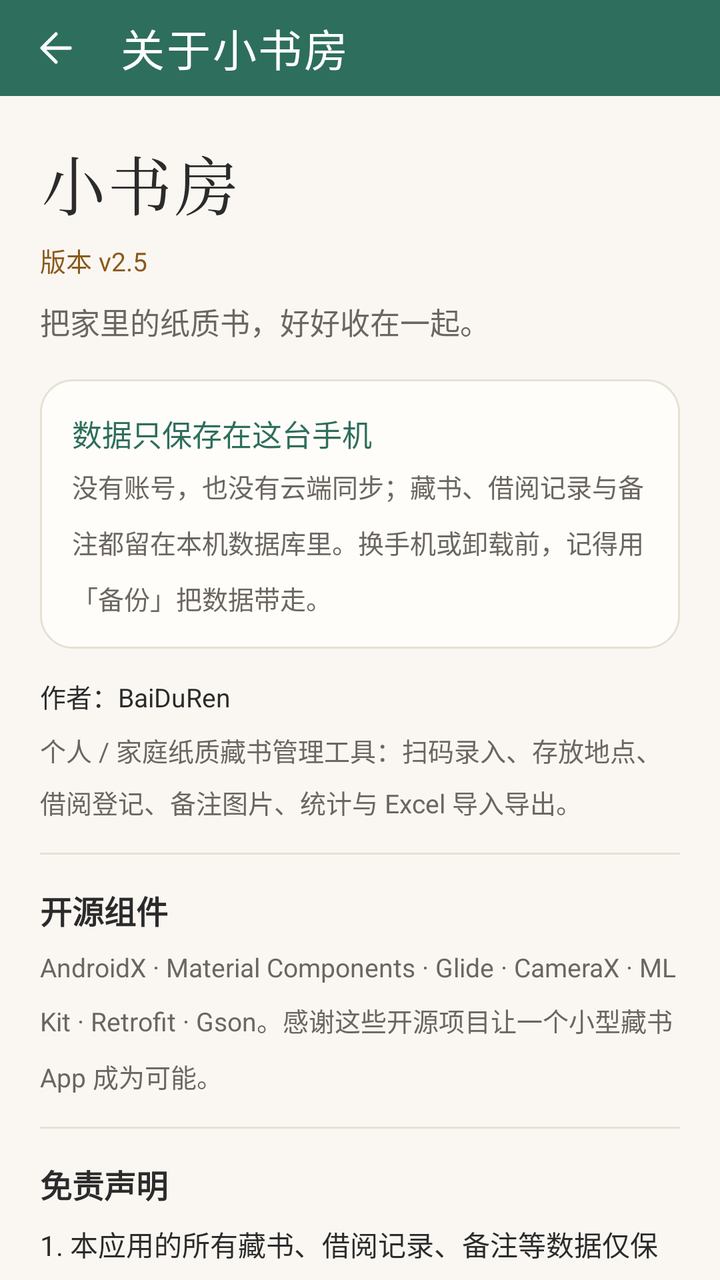
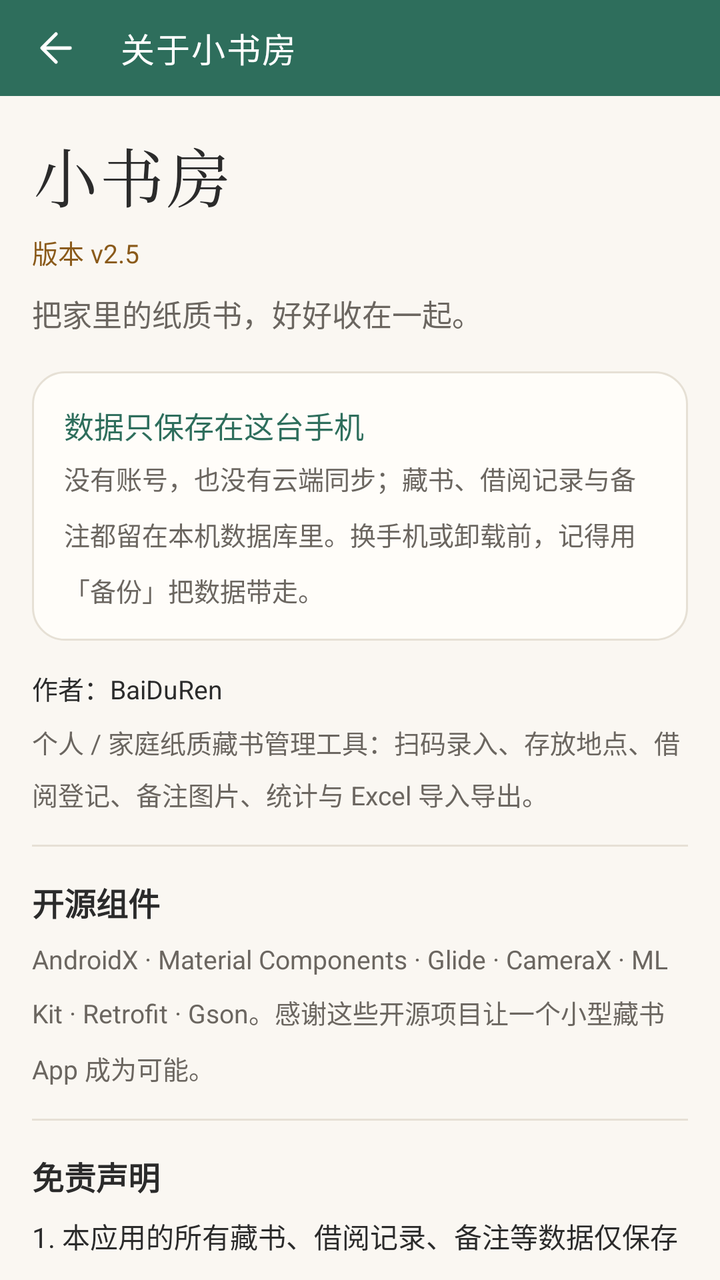

Screens rendered from an Android XML layout before and after an edit, with the pre-edit source and the edit as a unified diff.
<!-- AndroidManifest.xml: application theme Theme.Bookshelf -->
<!-- res/layout/activity_about.xml -->
<?xml version="1.0" encoding="utf-8"?>
<LinearLayout xmlns:android="http://schemas.android.com/apk/res/android"
    xmlns:app="http://schemas.android.com/apk/res-auto"
    android:layout_width="match_parent"
    android:layout_height="match_parent"
    android:orientation="vertical">

    <com.google.android.material.appbar.MaterialToolbar
        android:id="@+id/toolbar"
        style="@style/Widget.Bookshelf.Toolbar"
        android:layout_width="match_parent"
        android:layout_height="@dimen/toolbar_h"
        app:navigationIcon="@drawable/ic_back"
        app:title="关于小书房" />

    <androidx.core.widget.NestedScrollView
        android:layout_width="match_parent"
        android:layout_height="0dp"
        android:layout_weight="1">

                <androidx.constraintlayout.widget.ConstraintLayout
            android:layout_width="match_parent"
            android:layout_height="wrap_content">

<LinearLayout
            android:layout_width="0dp"
            android:layout_height="wrap_content"
            android:orientation="vertical"
            android:padding="20dp"
                    app:layout_constraintWidth_max="@dimen/content_max_width"
                    app:layout_constraintStart_toStartOf="parent"
                    app:layout_constraintEnd_toEndOf="parent"
                    app:layout_constraintHorizontal_bias="0.5"
                    app:layout_constraintTop_toTopOf="parent"
                    app:layout_constraintBottom_toBottomOf="parent"
                >

            <TextView
                android:layout_width="wrap_content"
                android:layout_height="wrap_content"
                android:fontFamily="serif"
                android:letterSpacing="0.04"
                android:text="小书房"
                android:textColor="?attr/on_surface"
                android:textSize="32sp" />

            <TextView
                android:id="@+id/tv_version"
                android:layout_width="wrap_content"
                android:layout_height="wrap_content"
                android:layout_marginTop="6dp"
                android:text="版本 v2.5"
                android:textColor="?attr/accent_text"
                android:textSize="13sp" />

            <TextView
                android:layout_width="match_parent"
                android:layout_height="wrap_content"
                android:layout_marginTop="10dp"
                android:lineSpacingMultiplier="1.5"
                android:text="把家里的纸质书，好好收在一起。"
                android:textColor="?attr/on_surface_variant"
                android:textSize="15sp" />

            <LinearLayout
                android:layout_width="match_parent"
                android:layout_height="wrap_content"
                android:layout_marginTop="18dp"
                android:background="@drawable/bg_card"
                android:orientation="vertical"
                android:padding="@dimen/space_lg">

                <TextView
                    android:layout_width="wrap_content"
                    android:layout_height="wrap_content"
                    android:text="数据只保存在这台手机"
                    android:textColor="?attr/colorPrimary"
                    android:textSize="15sp" />

                <TextView
                    android:layout_width="match_parent"
                    android:layout_height="wrap_content"
                    android:layout_marginTop="6dp"
                    android:lineSpacingMultiplier="1.5"
                    android:text="没有账号，也没有云端同步；藏书、借阅记录与备注都留在本机数据库里。换手机或卸载前，记得用「备份」把数据带走。"
                    android:textColor="?attr/on_surface_variant"
                    android:textSize="13sp" />
            </LinearLayout>

            <TextView
                android:layout_width="wrap_content"
                android:layout_height="wrap_content"
                android:layout_marginTop="14dp"
                android:text="作者：BaiDuRen"
                android:textColor="?attr/on_surface"
                android:textSize="13sp" />

            <TextView
                android:layout_width="wrap_content"
                android:layout_height="wrap_content"
                android:layout_marginTop="8dp"
                android:text="个人 / 家庭纸质藏书管理工具：扫码录入、存放地点、借阅登记、备注图片、统计与 Excel 导入导出。"
                android:textColor="?attr/on_surface_variant"
                android:textSize="13sp"
                android:lineSpacingMultiplier="1.4" />

            <View
                android:layout_width="match_parent"
                android:layout_height="1dp"
                android:layout_marginVertical="16dp"
                android:background="?attr/outline" />

            <TextView
                android:layout_width="wrap_content"
                android:layout_height="wrap_content"
                android:text="开源组件"
                android:textColor="?attr/on_surface"
                android:textSize="16sp"
                android:textStyle="bold" />

            <TextView
                android:layout_width="match_parent"
                android:layout_height="wrap_content"
                android:layout_marginTop="8dp"
                android:lineSpacingMultiplier="1.5"
                android:text="AndroidX · Material Components · Glide · CameraX · ML Kit · Retrofit · Gson。感谢这些开源项目让一个小型藏书 App 成为可能。"
                android:textColor="?attr/on_surface_variant"
                android:textSize="13sp" />

            <View
                android:layout_width="match_parent"
                android:layout_height="1dp"
                android:layout_marginVertical="16dp"
                android:background="?attr/outline" />

            <TextView
                android:layout_width="wrap_content"
                android:layout_height="wrap_content"
                android:text="免责声明"
                android:textColor="?attr/on_surface"
                android:textSize="16sp"
                android:textStyle="bold" />

            <TextView
                android:layout_width="match_parent"
                android:layout_height="wrap_content"
                android:layout_marginTop="8dp"
                android:lineSpacingMultiplier="1.5"
                android:text="1. 本应用的所有藏书、借阅记录、备注等数据仅保存在本机本地数据库中，不随账号同步；卸载应用或清除应用数据将导致全部记录丢失，请定期使用「导出 Excel」与「自动备份」功能留存数据。\n\n2. 扫码录入的图书信息（书名、作者、出版社、定价等）来自第三方 ISBN 数据接口，其准确性与可用性由接口提供方负责，本应用不对其内容作任何担保，请以实物书为准。\n\n3. 本应用不含广告与内购，免费提供，仅供个人学习、家庭藏书管理与非商业用途使用；请勿将其用于任何违法或侵权用途。\n\n4. 使用本应用即表示你已了解并同意上述条款；对于因使用本应用造成的任何数据丢失或其他损失，作者不承担责任。"
                android:textColor="?attr/on_surface"
                android:textSize="14sp" />

            <View
                android:layout_width="match_parent"
                android:layout_height="1dp"
                android:layout_marginVertical="16dp"
                android:background="?attr/outline" />

            <TextView
                android:layout_width="wrap_content"
                android:layout_height="wrap_content"
                android:text="开发说明"
                android:textColor="?attr/on_surface"
                android:textSize="16sp"
                android:textStyle="bold" />

            <TextView
                android:layout_width="match_parent"
                android:layout_height="wrap_content"
                android:layout_marginTop="8dp"
                android:lineSpacingMultiplier="1.5"
                android:text="本应用由 BaiDuRen 提出需求并主导产品设计，由 AI（WorkBuddy 智能助手）辅助完成开发与迭代。"
                android:textColor="?attr/on_surface_variant"
                android:textSize="14sp" />
        </LinearLayout>
        </androidx.constraintlayout.widget.ConstraintLayout>
    </androidx.core.widget.NestedScrollView>
</LinearLayout>
<!-- resources referenced by this layout -->
<resources>
  <dimen name="content_max_width">9999dp</dimen>
  <dimen name="space_lg">16dp</dimen>
  <dimen name="toolbar_h">48dp</dimen>
  <dimen name="card_corner">16dp</dimen>
  <style name="TextAppearance.Bookshelf.ToolbarTitle" parent="TextAppearance.Material3.TitleLarge">
          <item name="android:textSize">@dimen/text_title</item>
          <item name="android:fontFamily">serif</item>
          <item name="android:textStyle">normal</item>
          <item name="android:letterSpacing">0.04</item>
          <item name="android:textColor">@color/white</item>
      </style>
  <color name="primary">#2E6E5C</color>
  <color name="primary_dark">#1F4D40</color>
  <color name="accent">#C08A3E</color>
  <color name="chip_bg">#E8F0ED</color>
  <color name="green_container">#E6F0EC</color>
  <color name="green_on_container">#1C4A3E</color>
  <color name="green_page">#FAF7F2</color>
  <color name="green_surface">#FFFDF9</color>
  <color name="green_surface_dim">#F3EEE6</color>
  <color name="green_outline">#E6E0D5</color>
  <color name="green_outline_strong">#D8D0C2</color>
  <dimen name="text_title">22sp</dimen>
  <color name="white">#FFFFFF</color>
  <color name="bg_page">#FAF7F2</color>
  <color name="surface">#FFFDF9</color>
  <color name="surface_dim">#F4F0E9</color>
  <color name="outline">#E6E0D5</color>
  <color name="outline_strong">#CFC5B4</color>
  <color name="text_main">#2B2B2B</color>
  <color name="text_sub">#6B6660</color>
  <color name="accent_text">#8A5A1A</color>
  <style name="Widget.Bookshelf.MaterialCard" parent="Widget.Material3.CardView.Outlined">
          <item name="cardCornerRadius">@dimen/card_corner</item>
          <item name="cardElevation">0dp</item>
          <item name="strokeColor">?attr/outline</item>
          <item name="strokeWidth">1dp</item>
      </style>
  <style name="Widget.Bookshelf.ChipGroup" parent="Widget.Material3.ChipGroup">
          <item name="chipSpacingHorizontal">8dp</item>
          <item name="chipSpacingVertical">4dp</item>
          <item name="singleLine">false</item>
      </style>
  <style name="ThemeOverlay.Bookshelf.BottomSheet" parent="ThemeOverlay.Material3.BottomSheetDialog">
          <item name="bottomSheetStyle">@style/Widget.Bookshelf.BottomSheet</item>
      </style>
  <style name="ShapeAppearance.Bookshelf.Medium" parent="ShapeAppearance.Material3.Corner.Medium">
          <item name="cornerSize">@dimen/radius_md</item>
      </style>
  <dimen name="text_body_small">13sp</dimen>
  <dimen name="radius_md">12dp</dimen>
  <style name="ShapeAppearance.Bookshelf.Pill" parent="ShapeAppearance.Material3.Corner.Full">
          <item name="cornerSize">50%</item>
      </style>
  <style name="TextAppearance.Bookshelf.DialogTitle" parent="MaterialAlertDialog.Material3.Title.Text">
          <item name="android:textSize">@dimen/text_title_toolbar</item>
          <item name="android:textStyle">bold</item>
          <item name="android:textColor">?attr/on_surface</item>
      </style>
  <style name="Widget.Bookshelf.Button.Dialog" parent="Widget.Material3.Button.TextButton.Dialog">
          <item name="android:textSize">@dimen/text_body_small</item>
          <item name="android:textAllCaps">false</item>
      </style>
  <style name="ShapeAppearance.Bookshelf.Dialog" parent="ShapeAppearance.Material3.Corner.Large">
          <item name="cornerSize">@dimen/card_corner</item>
      </style>
  <style name="Widget.Bookshelf.BottomSheet" parent="Widget.Material3.BottomSheet.Modal">
          <item name="shapeAppearance">@style/ShapeAppearance.Bookshelf.BottomSheet</item>
          <item name="backgroundTint">?attr/surface</item>
          
          <item name="elevationOverlayEnabled">false</item>
      </style>
  <dimen name="text_title_toolbar">16sp</dimen>
  <!-- unchanged entries left out for length: 11 -->
</resources>

<!-- the commit's change to res/layout/activity_about.xml (unified diff, before → after) -->
@@ -26,7 +26,7 @@
             android:layout_width="0dp"
             android:layout_height="wrap_content"
             android:orientation="vertical"
-            android:padding="20dp"
+            android:padding="@dimen/page_padding"
                     app:layout_constraintWidth_max="@dimen/content_max_width"
                     app:layout_constraintStart_toStartOf="parent"
                     app:layout_constraintEnd_toEndOf="parent"
<!-- resource entries referenced after the edit -->
@@ -1,15 +1,17 @@
 <!-- resources referenced by this layout -->
 <resources>
   <dimen name="content_max_width">9999dp</dimen>
+  <dimen name="page_padding">16dp</dimen>
   <dimen name="space_lg">16dp</dimen>
   <dimen name="toolbar_h">48dp</dimen>
   <dimen name="card_corner">16dp</dimen>
   <style name="TextAppearance.Bookshelf.ToolbarTitle" parent="TextAppearance.Material3.TitleLarge">
-          <item name="android:textSize">@dimen/text_title</item>
+          
+          <item name="android:textSize">@dimen/text_headline</item>
           <item name="android:fontFamily">serif</item>
           <item name="android:textStyle">normal</item>
           <item name="android:letterSpacing">0.04</item>
-          <item name="android:textColor">@color/white</item>
+          <item name="android:textColor">?attr/colorOnPrimary</item>
       </style>
   <color name="primary">#2E6E5C</color>
   <color name="primary_dark">#1F4D40</color>
@@ -22,8 +24,7 @@
   <color name="green_surface_dim">#F3EEE6</color>
   <color name="green_outline">#E6E0D5</color>
   <color name="green_outline_strong">#D8D0C2</color>
-  <dimen name="text_title">22sp</dimen>
-  <color name="white">#FFFFFF</color>
+  <dimen name="text_headline">17sp</dimen>
   <color name="bg_page">#FAF7F2</color>
   <color name="surface">#FFFDF9</color>
   <color name="surface_dim">#F4F0E9</color>
